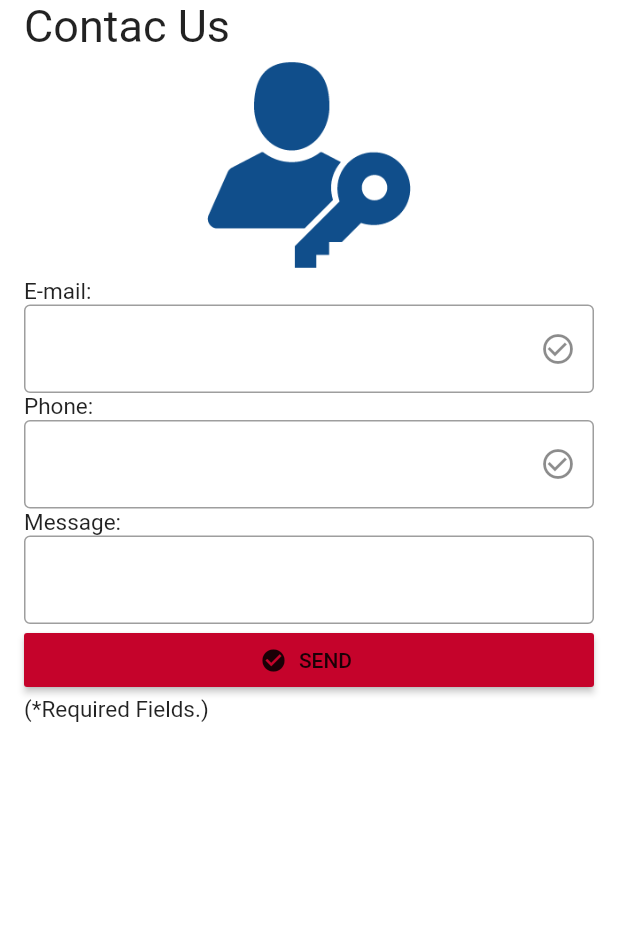
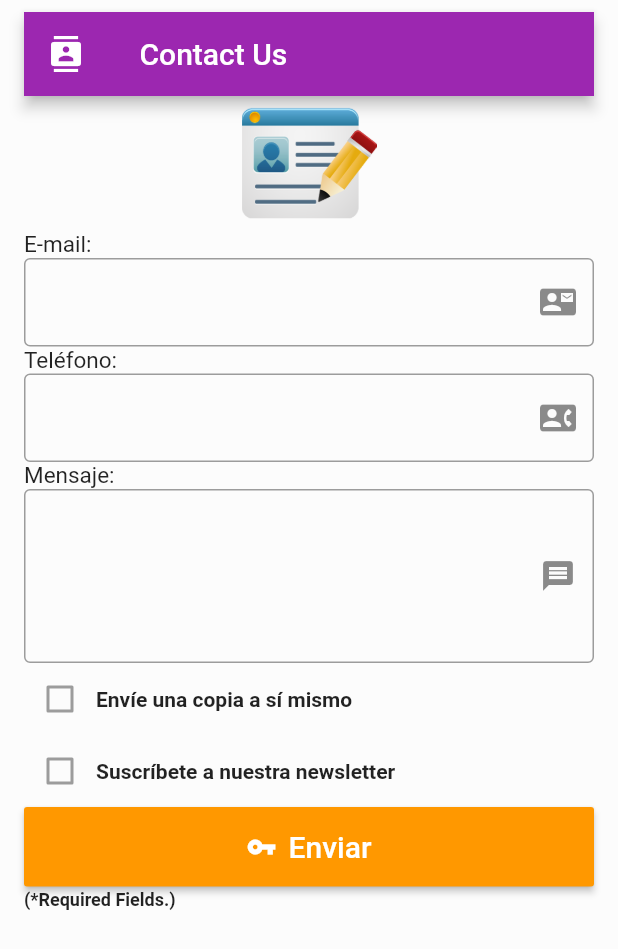
Before and after one commit to maick2315/practica2-programacion2, a Flutter app: the screen it shows after launch, on a phone screen of 412 x 824 dp. Shown: the top 949 px of the screen. Run offline on Flutter 3.47's test engine with Material 2 defaults, Android fonts, the phone set to English and light mode, and no system bars.

```diff
--- /dev/null
+++ b/lib/form.dart
@@ -0,0 +1,122 @@
+import 'package:flutter/cupertino.dart';
+import 'package:flutter/material.dart';
+
+class FormPage extends StatelessWidget {
+  @override
+  Widget build(BuildContext context) {
+    return Scaffold(
+      body: Container(
+        padding: const EdgeInsets.symmetric(horizontal: 16),
+      decoration: BoxDecoration(color: Colors.white38),
+      child: ListView(children: [
+        Padding(
+          padding: EdgeInsets.only(top: 4, bottom: 4),
+        ),
+        AppBar(
+          leading: Icon(Icons.contacts),
+          title: Text(' Contact Us'),
+          actions: [
+            Padding(
+              padding: EdgeInsets.symmetric(horizontal: 16),
+            ),
+          ],
+          backgroundColor: Colors.purple,
+        ),
+        Image.asset(
+          'assets/images/img.png',
+            width: 90,
+            height: 90,
+
+        ),
+        Text('E-mail: ', textAlign: TextAlign.left,
+          style: TextStyle(fontSize: 15),
+        ),
+        TextFormField(
+
+          decoration: InputDecoration(
+            labelText: '',
+            border: OutlineInputBorder(),
+            suffixIcon: Icon(
+              Icons.contact_mail,
+            ),
+          ),
+        ),
+        Text(
+          'Teléfono: ',
+          textAlign: TextAlign.left,
+          style: TextStyle(fontSize: 15  ),
+        ),
+
+        TextFormField(
+
+          decoration: InputDecoration(
+            border: OutlineInputBorder(),
+            suffixIcon: Icon(
+              Icons.contact_phone,),
+          ),
+        ),
+
+        Text(
+          'Mensaje:',
+          textAlign: TextAlign.left,
+          style: TextStyle(fontSize: 15  ),
+        ),
+        TextFormField(
+            maxLines: 4,
+          decoration: InputDecoration(
+            border: OutlineInputBorder(),
+            suffixIcon: Icon(Icons.message,
+            ),
+          ),
+        ),
+        Row(
+          children: <Widget>[
+            Checkbox(
+              value: false,
+            ),
+            Text(
+              "Envíe una copia a sí mismo",
+              style: TextStyle(
+                  fontWeight: FontWeight.bold
+              ),
+            ),
+          ],
+        ),
+        Row(
+          children: <Widget>[
+            Checkbox(
+              value: false,
+            ),
+            Text(
+              "Suscríbete a nuestra newsletter",
+              style: TextStyle(
+                  fontWeight: FontWeight.bold
+              ),
+            ),
+          ],
+        ),
+
+        RaisedButton.icon(
+          textColor: Colors.white,
+          color: Colors.orange,
+          onPressed: () {},
+          padding: EdgeInsets.only(top: 15, bottom: 15),
+          icon: Icon(Icons.vpn_key, size: 20),
+          label: Text("Enviar", style: TextStyle(fontSize: 20),),
+        ),
+        Padding(
+          padding: EdgeInsets.only(top: 1, bottom: 1),
+        ),
+        Text(
+          '(*Required Fields.)',
+          textAlign: TextAlign.left,
+          style: TextStyle(fontSize: 12, fontWeight: FontWeight.bold  ),
+        ),
+      ])
+      )
+
+    );
+
+  }
+
+}
--- a/lib/main.dart
+++ b/lib/main.dart
@@ -1,5 +1,5 @@
 import 'package:flutter/material.dart';
-import 'loginPage.dart';
+import 'form.dart';
 
 void main() {
   runApp(MyApp());
@@ -15,7 +15,7 @@ class MyApp extends StatelessWidget {
             primarySwatch: Colors.red,
             visualDensity: VisualDensity.adaptivePlatformDensity
         ),
-        home: LoginPage()
+        home: FormPage()
         );
   }
 }
--- a/pubspec.yaml
+++ b/pubspec.yaml
@@ -46,7 +46,7 @@ flutter:
 
   # To add assets to your application, add an assets section, like this:
   assets:
-      - assets/images/logo.png
+      -  assets/images/img.png
   #   - images/a_dot_ham.jpeg
 
   # An image asset can refer to one or more resolution-specific "variants", see
```
Also changed, not shown: assets/images/icon.png (added), assets/images/img.png (added).
